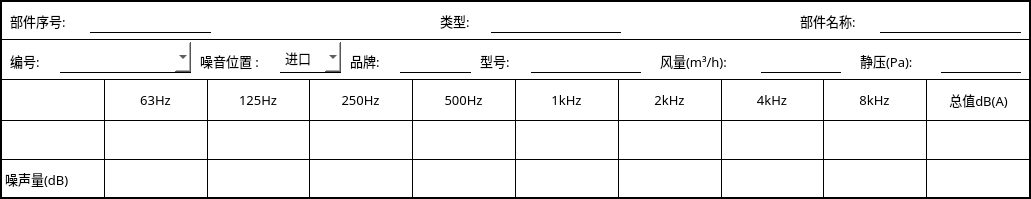
Qt form NoiseCalSoft/roomCal/roomInfoTable/table_airflow_noi.ui (haobana/NoiCal) before a commit.
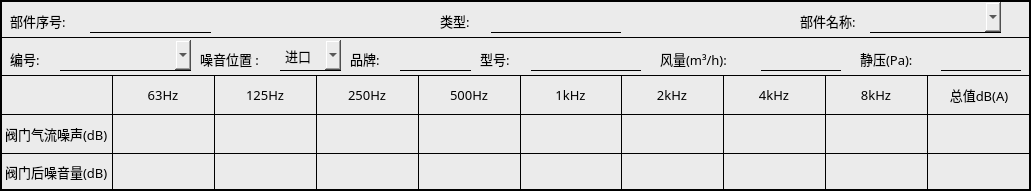
The same form after that commit.

What changed in the file:
```diff
--- a/NoiseCalSoft/roomCal/roomInfoTable/table_airflow_noi.ui
+++ b/NoiseCalSoft/roomCal/roomInfoTable/table_airflow_noi.ui
@@ -7,14 +7,14 @@
     <x>0</x>
     <y>0</y>
     <width>1031</width>
-    <height>199</height>
+    <height>191</height>
    </rect>
   </property>
   <property name="windowTitle">
    <string>Form</string>
   </property>
   <property name="styleSheet">
-   <string notr="true">background-color: rgb(255, 255, 255);</string>
+   <string notr="true">background-color: rgb(235, 235, 235);</string>
   </property>
   <layout class="QVBoxLayout" name="verticalLayout" stretch="1,1,3">
    <property name="spacing">
@@ -139,12 +139,12 @@
        <string>部件名称:</string>
       </property>
      </widget>
-     <widget class="QLineEdit" name="lineEdit_10">
+     <widget class="QComboBox" name="comboBox_3">
       <property name="geometry">
        <rect>
-        <x>880</x>
+        <x>870</x>
         <y>2</y>
-        <width>141</width>
+        <width>131</width>
         <height>31</height>
        </rect>
       </property>
@@ -645,7 +645,7 @@
 </string>
         </property>
         <property name="text">
-         <string>噪声量(dB)</string>
+         <string>阀门后噪音量(dB)</string>
         </property>
        </widget>
       </item>
@@ -921,18 +921,22 @@
        </widget>
       </item>
       <item row="1" column="0">
-       <widget class="QLineEdit" name="lineEdit_26">
-        <property name="sizePolicy">
-         <sizepolicy hsizetype="Expanding" vsizetype="Preferred">
-          <horstretch>0</horstretch>
-          <verstretch>0</verstretch>
-         </sizepolicy>
+       <widget class="QLabel" name="label_21">
+        <property name="font">
+         <font>
+          <family>Microsoft YaHei</family>
+          <pointsize>10</pointsize>
+         </font>
         </property>
         <property name="styleSheet">
          <string notr="true">border:1px solid black;
+border-left:2px solid black;
 border-right:none;
 border-bottom:none;
-border-left:2px solid black;</string>
+</string>
+        </property>
+        <property name="text">
+         <string>阀门气流噪声(dB)</string>
         </property>
        </widget>
       </item>
```
